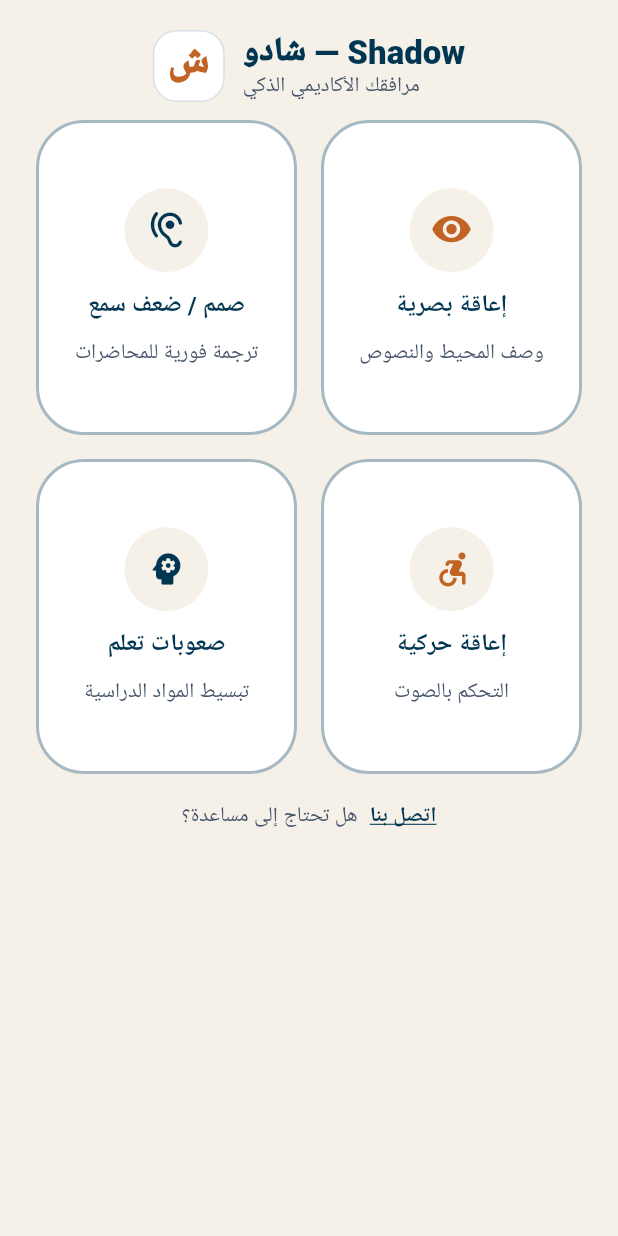
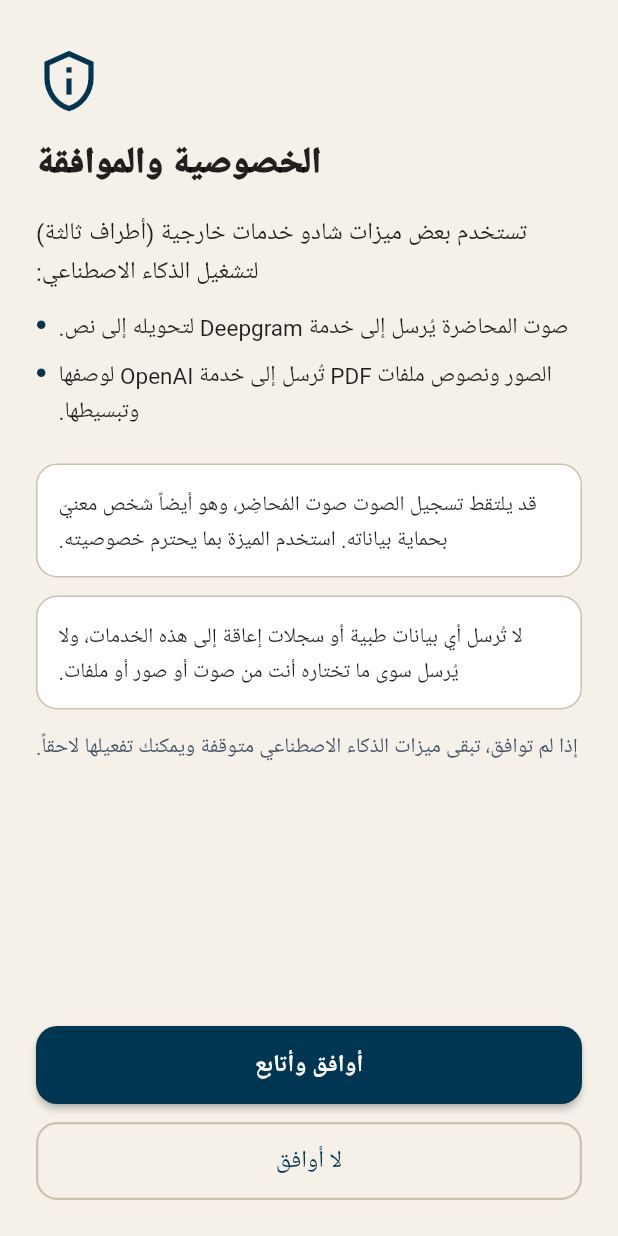
Before and after one commit to MohammedAlkaf1/SHADOW, a Flutter app: the screen it shows after launch, on a phone screen of 412 x 824 dp. Run offline on Flutter 3.47's test engine with Material 3 defaults, Android fonts, the phone set to English and light mode, and no system bars; our stand-ins replace auto_size_text, cached_network_image, cloud_firestore, file_picker, firebase_core, flutter_tts and 11 more; missing offline and left inert: dart:js, json_path, record, syncfusion_flutter_pdf; accounts and stored records are empty; Roboto replaces fonts that are missing (Cairo).

Commit message:
feat: first-run AI consent screen gating all AI features
Arabic, RTL, shown once on first launch and recorded locally (AppPrefs).
States plainly that lecture audio goes to Deepgram and images/PDF text
go to OpenAI (third parties), and notes the lecturer is also a data
subject. Accept/decline; declining keeps AI features off.

Gating (ensureAiConsent) is enforced at every AI entry point, so a
declined user is re-prompted rather than silently sending data:
- deaf: before starting Deepgram transcription
- visual: before camera capture + OpenAI
- learning: before OpenAI document processing
- voice control: before Deepgram voice command

Co-Authored-By: Claude Opus 4.8 <noreply@anthropic.com>

```diff
--- /dev/null
+++ b/lib/pages/consent/consent_screen.dart
@@ -0,0 +1,189 @@
+// First-run privacy consent for the AI features. Shown once; the choice is
+// stored locally (AppPrefs). Declining keeps every AI feature off until the
+// student changes their mind.
+//
+// AI features send data to third parties:
+//   - lecture audio -> Deepgram (speech to text)
+//   - images / PDF text -> OpenAI (description, simplification)
+// The lecturer whose voice is captured is also a data subject.
+
+import 'package:flutter/material.dart';
+import 'package:google_fonts/google_fonts.dart';
+
+import '/a11y.dart';
+import '/flutter_flow/flutter_flow_theme.dart';
+import '/services/app_prefs.dart';
+
+/// Ensures AI consent before running an AI feature. Returns true if the student
+/// has accepted (now or previously), false if they declined.
+Future<bool> ensureAiConsent(BuildContext context) async {
+  final consent = await AppPrefs.getAiConsent();
+  if (consent == true) return true;
+  if (!context.mounted) return false;
+  return showAiConsent(context);
+}
+
+/// Shows the consent screen and returns the student's choice.
+Future<bool> showAiConsent(BuildContext context) async {
+  final result = await Navigator.of(context).push<bool>(
+    MaterialPageRoute(
+      fullscreenDialog: true,
+      builder: (_) => const ConsentScreen(),
+    ),
+  );
+  return result ?? false;
+}
+
+class ConsentScreen extends StatelessWidget {
+  const ConsentScreen({super.key});
+
+  @override
+  Widget build(BuildContext context) {
+    final theme = FlutterFlowTheme.of(context);
+    return Directionality(
+      textDirection: TextDirection.rtl,
+      child: PopScope(
+        canPop: false, // require an explicit choice
+        child: Scaffold(
+          backgroundColor: theme.primaryBackground,
+          body: SafeArea(
+            child: Padding(
+              padding: const EdgeInsets.all(24.0),
+              child: Column(
+                crossAxisAlignment: CrossAxisAlignment.stretch,
+                children: [
+                  Expanded(
+                    child: SingleChildScrollView(
+                      child: Column(
+                        crossAxisAlignment: CrossAxisAlignment.end,
+                        children: [
+                          const SizedBox(height: 8.0),
+                          Icon(Icons.privacy_tip_outlined,
+                              size: 44.0, color: theme.primary),
+                          const SizedBox(height: 16.0),
+                          Text(
+                            'الخصوصية والموافقة',
+                            textAlign: TextAlign.end,
+                            style: GoogleFonts.cairo(
+                                fontSize: 24.0, fontWeight: FontWeight.w900),
+                          ),
+                          const SizedBox(height: 16.0),
+                          Text(
+                            'تستخدم بعض ميزات شادو خدمات خارجية (أطراف ثالثة) لتشغيل الذكاء الاصطناعي:',
+                            textAlign: TextAlign.end,
+                            style: GoogleFonts.cairo(fontSize: 16.0, height: 1.6),
+                          ),
+                          const SizedBox(height: 12.0),
+                          _bullet(context,
+                              'صوت المحاضرة يُرسل إلى خدمة Deepgram لتحويله إلى نص.'),
+                          _bullet(context,
+                              'الصور ونصوص ملفات PDF تُرسل إلى خدمة OpenAI لوصفها وتبسيطها.'),
+                          const SizedBox(height: 16.0),
+                          _note(
+                            context,
+                            'قد يلتقط تسجيل الصوت صوت المُحاضِر، وهو أيضاً شخص معنيّ بحماية بياناته. استخدم الميزة بما يحترم خصوصيته.',
+                          ),
+                          const SizedBox(height: 12.0),
+                          _note(
+                            context,
+                            'لا تُرسل أي بيانات طبية أو سجلات إعاقة إلى هذه الخدمات، ولا يُرسل سوى ما تختاره أنت من صوت أو صور أو ملفات.',
+                          ),
+                          const SizedBox(height: 12.0),
+                          Text(
+                            'إذا لم توافق، تبقى ميزات الذكاء الاصطناعي متوقفة ويمكنك تفعيلها لاحقاً.',
+                            textAlign: TextAlign.end,
+                            style: GoogleFonts.cairo(
+                                fontSize: 14.0,
+                                color: theme.secondaryText,
+                                height: 1.6),
+                          ),
+                        ],
+                      ),
+                    ),
+                  ),
+                  const SizedBox(height: 16.0),
+                  a11yButton(
+                    label: 'أوافق وأتابع',
+                    child: ElevatedButton(
+                      style: ElevatedButton.styleFrom(
+                        backgroundColor: theme.primary,
+                        foregroundColor: theme.onPrimary,
+                        minimumSize: const Size.fromHeight(52.0),
+                        shape: RoundedRectangleBorder(
+                            borderRadius: BorderRadius.circular(14.0)),
+                      ),
+                      onPressed: () async {
+                        await AppPrefs.setAiConsent(true);
+                        if (context.mounted) Navigator.of(context).pop(true);
+                      },
+                      child: Text('أوافق وأتابع',
+                          style:
+                              GoogleFonts.cairo(fontWeight: FontWeight.bold, fontSize: 16.0)),
+                    ),
+                  ),
+                  const SizedBox(height: 12.0),
+                  a11yButton(
+                    label: 'لا أوافق، تبقى ميزات الذكاء الاصطناعي متوقفة',
+                    child: OutlinedButton(
+                      style: OutlinedButton.styleFrom(
+                        foregroundColor: theme.primaryText,
+                        minimumSize: const Size.fromHeight(52.0),
+                        side: BorderSide(color: theme.alternate, width: 1.5),
+                        shape: RoundedRectangleBorder(
+                            borderRadius: BorderRadius.circular(14.0)),
+                      ),
+                      onPressed: () async {
+                        await AppPrefs.setAiConsent(false);
+                        if (context.mounted) Navigator.of(context).pop(false);
+                      },
+                      child: Text('لا أوافق',
+                          style: GoogleFonts.cairo(fontSize: 16.0)),
+                    ),
+                  ),
+                ],
+              ),
+            ),
+          ),
+        ),
+      ),
+    );
+  }
+
+  Widget _bullet(BuildContext context, String text) {
+    return Padding(
+      padding: const EdgeInsets.only(bottom: 8.0),
+      child: Row(
+        crossAxisAlignment: CrossAxisAlignment.start,
+        children: [
+          Expanded(
+            child: Text(text,
+                textAlign: TextAlign.end,
+                style: GoogleFonts.cairo(fontSize: 15.0, height: 1.6)),
+          ),
+          const SizedBox(width: 8.0),
+          Padding(
+            padding: const EdgeInsets.only(top: 8.0),
+            child: Icon(Icons.circle,
+                size: 7.0, color: FlutterFlowTheme.of(context).primary),
+          ),
+        ],
+      ),
+    );
+  }
+
+  Widget _note(BuildContext context, String text) {
+    final theme = FlutterFlowTheme.of(context);
+    return Container(
+      width: double.infinity,
+      padding: const EdgeInsets.all(14.0),
+      decoration: BoxDecoration(
+        color: theme.secondaryBackground,
+        borderRadius: BorderRadius.circular(14.0),
+        border: Border.all(color: theme.alternate),
+      ),
+      child: Text(text,
+          textAlign: TextAlign.end,
+          style: GoogleFonts.cairo(fontSize: 14.0, height: 1.6)),
+    );
+  }
+}
--- a/lib/pages/deaf_mode_transcription/deaf_mode_transcription_widget.dart
+++ b/lib/pages/deaf_mode_transcription/deaf_mode_transcription_widget.dart
@@ -7,6 +7,7 @@ import '/flutter_flow/flutter_flow_widgets.dart';
 import 'dart:math';
 import 'dart:ui';
 import '/custom_code/actions/index.dart' as actions;
+import '/pages/consent/consent_screen.dart';
 import '/services/app_prefs.dart';
 import '/services/transcript_store.dart';
 import 'saved_transcripts_page.dart';
@@ -474,6 +475,10 @@ class _DeafModeTranscriptionWidgetState
                                 hoverColor: Colors.transparent,
                                 highlightColor: Colors.transparent,
                                 onTap: () async {
+                                  // Gate consent only when starting (not stopping).
+                                  if (!FFAppState().isRecording) {
+                                    if (!await ensureAiConsent(context)) return;
+                                  }
                                   await actions.startRealtimeTranscription();
                                   safeSetState(() {});
                                 },
--- a/lib/pages/learning_support_mode/learning_support_mode_widget.dart
+++ b/lib/pages/learning_support_mode/learning_support_mode_widget.dart
@@ -1,4 +1,5 @@
 import '/a11y.dart';
+import '/pages/consent/consent_screen.dart';
 import '/components/button/button_widget.dart';
 import '/components/mode_header/mode_header_widget.dart';
 import '/components/slider/slider_widget.dart';
@@ -60,6 +61,8 @@ class _LearningSupportModeWidgetState extends State<LearningSupportModeWidget> {
   }
 
   Future<void> _processDocument(String mode) async {
+    if (!await ensureAiConsent(context)) return;
+    if (!mounted) return;
     if (_model.pdfFileBytes == null) {
       ScaffoldMessenger.of(context).showSnackBar(
         SnackBar(
--- a/lib/pages/physical_assistance_mode/physical_assistance_mode_widget.dart
+++ b/lib/pages/physical_assistance_mode/physical_assistance_mode_widget.dart
@@ -3,6 +3,7 @@ import '/flutter_flow/flutter_flow_icon_button.dart';
 import '/flutter_flow/flutter_flow_theme.dart';
 import '/flutter_flow/flutter_flow_util.dart';
 import '/custom_code/actions/index.dart' as actions;
+import '/pages/consent/consent_screen.dart';
 import '/services/app_prefs.dart';
 import 'package:flutter/material.dart';
 import 'package:google_fonts/google_fonts.dart';
@@ -45,6 +46,8 @@ class _PhysicalAssistanceModeWidgetState
   }
 
   Future<void> _handleVoiceCommand() async {
+    if (!await ensureAiConsent(context)) return;
+    if (!mounted) return;
     safeSetState(() => _model.isListeningForCommand = true);
     final command = await actions.listenForVoiceCommand();
     safeSetState(() {
--- a/lib/pages/visual_assistance_mode/visual_assistance_mode_widget.dart
+++ b/lib/pages/visual_assistance_mode/visual_assistance_mode_widget.dart
@@ -1,4 +1,5 @@
 import '/a11y.dart';
+import '/pages/consent/consent_screen.dart';
 import '/components/feature_button/feature_button_widget.dart';
 import '/flutter_flow/flutter_flow_icon_button.dart';
 import '/flutter_flow/flutter_flow_theme.dart';
@@ -43,6 +44,8 @@ class _VisualAssistanceModeWidgetState
   }
 
   Future<void> _captureAndAnalyze(String mode) async {
+    if (!await ensureAiConsent(context)) return;
+    if (!mounted) return;
     final XFile? file = await _imagePicker.pickImage(
       source: ImageSource.camera,
       imageQuality: 85,
--- a/lib/pages/welcome_selection/welcome_selection_widget.dart
+++ b/lib/pages/welcome_selection/welcome_selection_widget.dart
@@ -1,5 +1,7 @@
 import '/a11y.dart';
 import '/components/disability_card/disability_card_widget.dart';
+import '/pages/consent/consent_screen.dart';
+import '/services/app_prefs.dart';
 import '/flutter_flow/flutter_flow_theme.dart';
 import '/flutter_flow/flutter_flow_util.dart';
 import '/index.dart';
@@ -27,6 +29,13 @@ class _WelcomeSelectionWidgetState extends State<WelcomeSelectionWidget> {
   void initState() {
     super.initState();
     _model = createModel(context, () => WelcomeSelectionModel());
+    // First run: show the AI privacy consent once.
+    WidgetsBinding.instance.addPostFrameCallback((_) async {
+      final consent = await AppPrefs.getAiConsent();
+      if (consent == null && mounted) {
+        await showAiConsent(context);
+      }
+    });
   }
 
   @override
--- a/lib/services/app_prefs.dart
+++ b/lib/services/app_prefs.dart
@@ -10,6 +10,7 @@ class AppPrefs {
 
   static const _kQuickContact = 'quick_contact_number';
   static const _kRetentionDays = 'transcript_retention_days';
+  static const _kAiConsent = 'ai_consent';
 
   /// Default retention for saved transcripts (minimal by design).
   static const int defaultRetentionDays = 30;
@@ -25,6 +26,19 @@ class AppPrefs {
 
   static Future<void> setRetentionDays(int days) async {
     await (await _prefs).setInt(_kRetentionDays, days);
+  }
+
+  // ── AI consent (first-run) ──────────────────────────────────────────────
+
+  /// Whether the student has consented to using the third-party AI services.
+  /// Returns null if they have not been asked yet, true if accepted, false if
+  /// declined.
+  static Future<bool?> getAiConsent() async {
+    return (await _prefs).getBool(_kAiConsent);
+  }
+
+  static Future<void> setAiConsent(bool accepted) async {
+    await (await _prefs).setBool(_kAiConsent, accepted);
   }
 
   // ── Quick contact (اتصال سريع) ──────────────────────────────────────────
```
